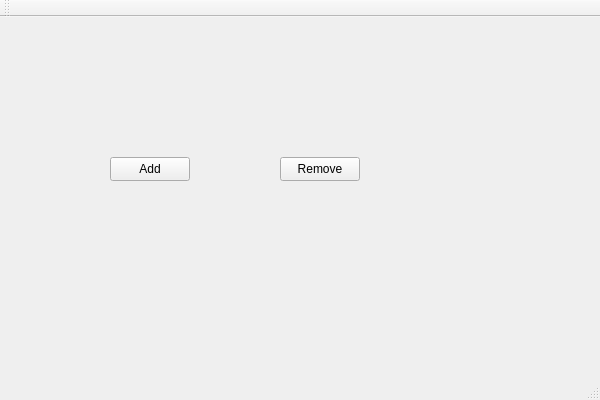
The window that ui/TaskManagerGUI.ui (Rick1551/TaskManagerGUI) describes before a commit, drawn with Qt 5.
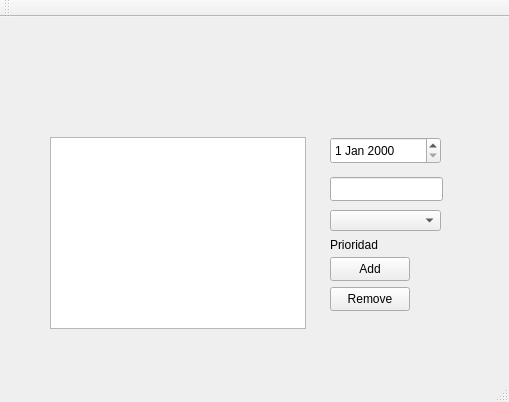
The same window after the commit.

Commit message: Comenzamos el diseño de UI

What changed in the file:
```diff
--- a/ui/TaskManagerGUI.ui
+++ b/ui/TaskManagerGUI.ui
@@ -6,8 +6,8 @@
    <rect>
     <x>0</x>
     <y>0</y>
-    <width>600</width>
-    <height>400</height>
+    <width>509</width>
+    <height>402</height>
    </rect>
   </property>
   <property name="windowTitle">
@@ -17,8 +17,8 @@
    <widget class="QPushButton" name="addButton">
     <property name="geometry">
      <rect>
-      <x>110</x>
-      <y>140</y>
+      <x>330</x>
+      <y>240</y>
       <width>80</width>
       <height>24</height>
      </rect>
@@ -30,8 +30,8 @@
    <widget class="QPushButton" name="removeButton">
     <property name="geometry">
      <rect>
-      <x>280</x>
-      <y>140</y>
+      <x>330</x>
+      <y>270</y>
       <width>80</width>
       <height>24</height>
      </rect>
@@ -40,6 +40,65 @@
      <string>Remove</string>
     </property>
    </widget>
+   <widget class="QComboBox" name="priorityComboBox">
+    <property name="geometry">
+     <rect>
+      <x>330</x>
+      <y>193</y>
+      <width>111</width>
+      <height>21</height>
+     </rect>
+    </property>
+    <property name="mouseTracking">
+     <bool>false</bool>
+    </property>
+   </widget>
+   <widget class="QLineEdit" name="taskNameEdit">
+    <property name="geometry">
+     <rect>
+      <x>330</x>
+      <y>160</y>
+      <width>113</width>
+      <height>24</height>
+     </rect>
+    </property>
+   </widget>
+   <widget class="QDateEdit" name="dueDateEdit">
+    <property name="geometry">
+     <rect>
+      <x>330</x>
+      <y>120</y>
+      <width>111</width>
+      <height>27</height>
+     </rect>
+    </property>
+   </widget>
+   <widget class="QListWidget" name="taskListWidget">
+    <property name="geometry">
+     <rect>
+      <x>50</x>
+      <y>120</y>
+      <width>256</width>
+      <height>192</height>
+     </rect>
+    </property>
+   </widget>
+   <widget class="QLabel" name="label">
+    <property name="geometry">
+     <rect>
+      <x>330</x>
+      <y>220</y>
+      <width>49</width>
+      <height>16</height>
+     </rect>
+    </property>
+    <property name="text">
+     <string>Prioridad</string>
+    </property>
+    <property name="scaledContents">
+     <bool>false</bool>
+    </property>
+   </widget>
   </widget>
   <widget class="QMenuBar" name="menuBar">
    <property name="geometry">
```
Left out of the diff: 2 changed lines with no effect on the pictures. The commit also changes 1 other file.
